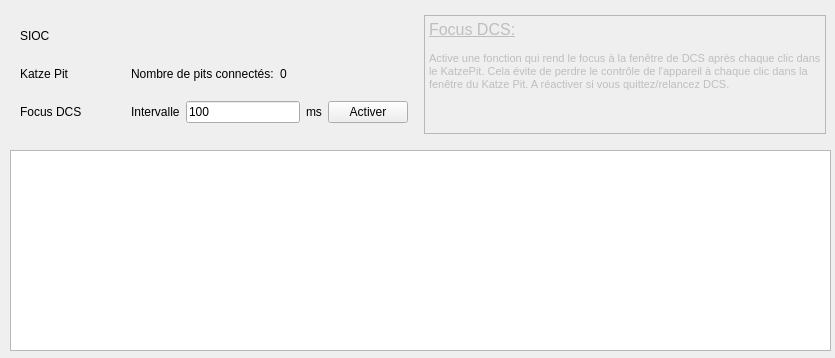
Qt form ui/main.ui (3rd-KaTZe/Link) before a commit.
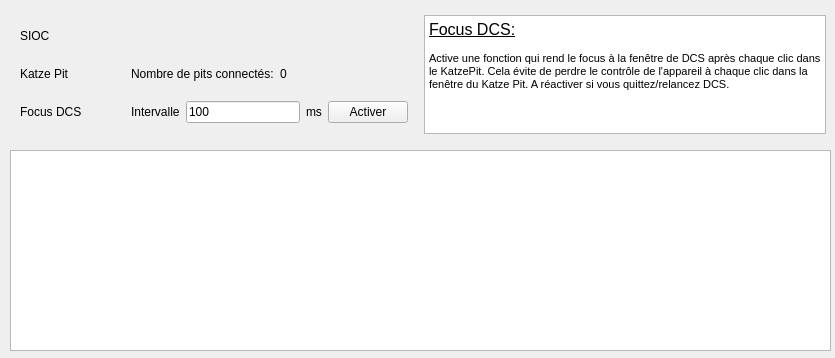
The same form after that commit. Icons and pictures are not drawn.

Commit message: DCS.exe not found warning made a tiny taddy bit clearer

The edit to the form file:
```diff
--- a/ui/main.ui
+++ b/ui/main.ui
@@ -217,7 +217,7 @@
      <item>
       <widget class="QTextBrowser" name="textBrowser">
        <property name="enabled">
-        <bool>false</bool>
+        <bool>true</bool>
        </property>
        <property name="html">
         <string>&lt;!DOCTYPE HTML PUBLIC &quot;-//W3C//DTD HTML 4.0//EN&quot; &quot;http://www.w3.org/TR/REC-html40/strict.dtd&quot;&gt;
```
The commit also changes 2 other files.
